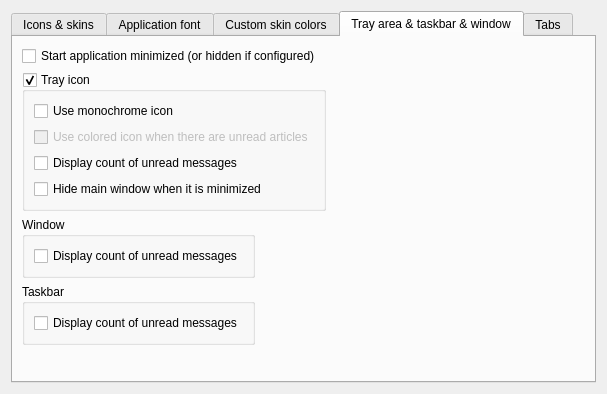
The window that src/librssguard/gui/settings/settingsgui.ui (martinrotter/rssguard) describes before a commit, drawn with Qt 5.
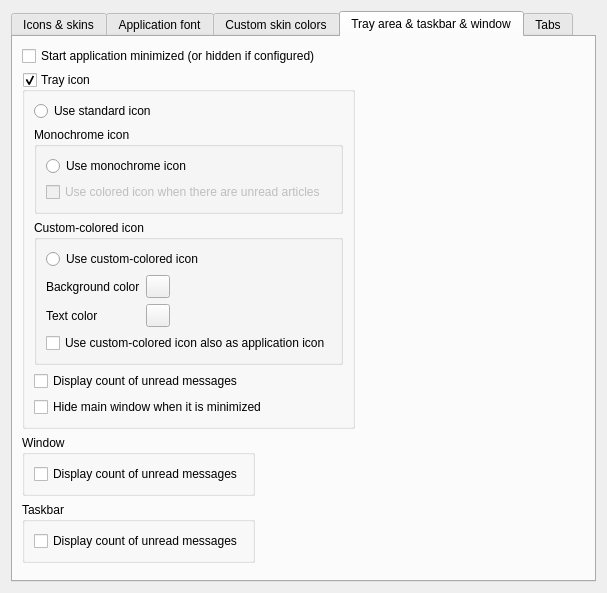
The same window after the commit. The open tabs and pages were chosen to show the change. Custom widgets are drawn as their Qt base class.

Patch:
```diff
--- a/src/librssguard/gui/settings/settingsgui.ui
+++ b/src/librssguard/gui/settings/settingsgui.ui
@@ -7,7 +7,7 @@
     <x>0</x>
     <y>0</y>
     <width>607</width>
-    <height>394</height>
+    <height>470</height>
    </rect>
   </property>
   <layout class="QHBoxLayout" name="horizontalLayout">
@@ -207,37 +207,102 @@
           <property name="fieldGrowthPolicy">
            <enum>QFormLayout::FieldGrowthPolicy::ExpandingFieldsGrow</enum>
           </property>
-          <item row="0" column="0">
-           <widget class="QCheckBox" name="m_checkMonochromeIcons">
+          <item row="0" column="0" colspan="2">
+           <widget class="QRadioButton" name="m_radioStandardIcon">
             <property name="text">
-             <string>Use monochrome icon</string>
+             <string>Use standard icon</string>
             </property>
            </widget>
           </item>
-          <item row="2" column="0">
-           <widget class="QCheckBox" name="m_checkCountUnreadMessages">
-            <property name="text">
-             <string>Display count of unread messages</string>
+          <item row="1" column="0" colspan="2">
+           <widget class="QGroupBox" name="m_grpMonochromeIconStyle">
+            <property name="title">
+             <string>Monochrome icon</string>
             </property>
+            <layout class="QVBoxLayout" name="verticalLayout_4">
+             <item>
+              <widget class="QRadioButton" name="m_radioMonochromeIcons">
+               <property name="text">
+                <string>Use monochrome icon</string>
+               </property>
+              </widget>
+             </item>
+             <item>
+              <widget class="QCheckBox" name="m_checkColoredIconsWhenArticles">
+               <property name="enabled">
+                <bool>false</bool>
+               </property>
+               <property name="text">
+                <string>Use colored icon when there are unread articles</string>
+               </property>
+              </widget>
+             </item>
+            </layout>
+           </widget>
+          </item>
+          <item row="2" column="0" colspan="2">
+           <widget class="QGroupBox" name="m_grpCustomColoredIconStyle">
+            <property name="title">
+             <string>Custom-colored icon</string>
+            </property>
+            <layout class="QFormLayout" name="formLayout_8">
+             <item row="0" column="0" colspan="2">
+              <widget class="QRadioButton" name="m_radioCustomColoredIcon">
+               <property name="text">
+                <string>Use custom-colored icon</string>
+               </property>
+              </widget>
+             </item>
+             <item row="1" column="0">
+              <widget class="QLabel" name="m_lblCustomColoredIconBackground">
+               <property name="text">
+                <string>Background color</string>
+               </property>
+               <property name="buddy">
+                <cstring>m_btnCustomColoredIconBackground</cstring>
+               </property>
+              </widget>
+             </item>
+             <item row="1" column="1">
+              <widget class="ColorIconToolButton" name="m_btnCustomColoredIconBackground"/>
+             </item>
+             <item row="2" column="0">
+              <widget class="QLabel" name="m_lblCustomColoredIconText">
+               <property name="text">
+                <string>Text color</string>
+               </property>
+               <property name="buddy">
+                <cstring>m_btnCustomColoredIconText</cstring>
+               </property>
+              </widget>
+             </item>
+             <item row="2" column="1">
+              <widget class="ColorIconToolButton" name="m_btnCustomColoredIconText"/>
+             </item>
+             <item row="3" column="0" colspan="2">
+              <widget class="QCheckBox" name="m_checkCustomColoredIconAsAppIcon">
+               <property name="text">
+                <string>Use custom-colored icon also as application icon</string>
+               </property>
+              </widget>
+             </item>
+            </layout>
            </widget>
           </item>
           <item row="3" column="0">
+           <widget class="QCheckBox" name="m_checkCountUnreadMessages">
+            <property name="text">
+             <string>Display count of unread messages</string>
+            </property>
+           </widget>
+          </item>
+          <item row="4" column="0">
            <widget class="QCheckBox" name="m_checkHideWhenMinimized">
             <property name="text">
              <string>Hide main window when it is minimized</string>
             </property>
            </widget>
           </item>
-          <item row="1" column="0" colspan="2">
-           <widget class="QCheckBox" name="m_checkColoredIconsWhenArticles">
-            <property name="enabled">
-             <bool>false</bool>
-            </property>
-            <property name="text">
-             <string>Use colored icon when there are unread articles</string>
-            </property>
-           </widget>
-          </item>
          </layout>
         </widget>
        </item>
@@ -369,6 +434,11 @@
    <header>helpspoiler.h</header>
    <container>1</container>
   </customwidget>
+  <customwidget>
+   <class>ColorIconToolButton</class>
+   <extends>QToolButton</extends>
+   <header>gui/reusable/colortoolbutton.h</header>
+  </customwidget>
  </customwidgets>
  <tabstops>
   <tabstop>m_tabUi</tabstop>
```
Left out of the diff: 7 changed lines with no effect on the pictures.
